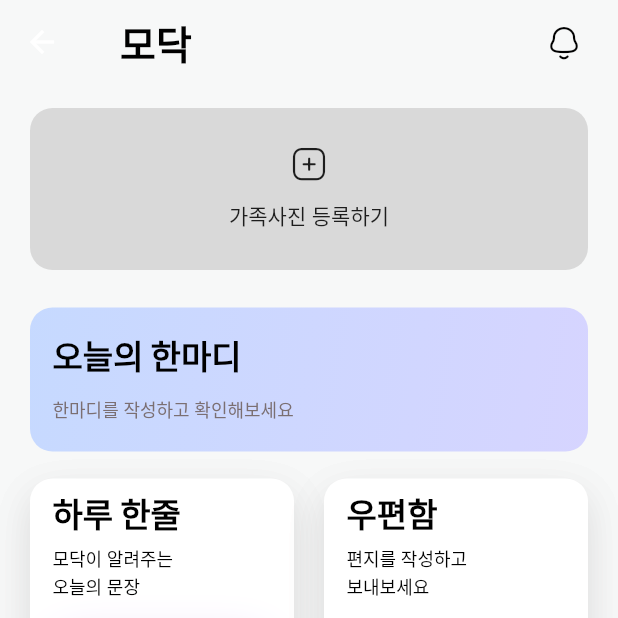
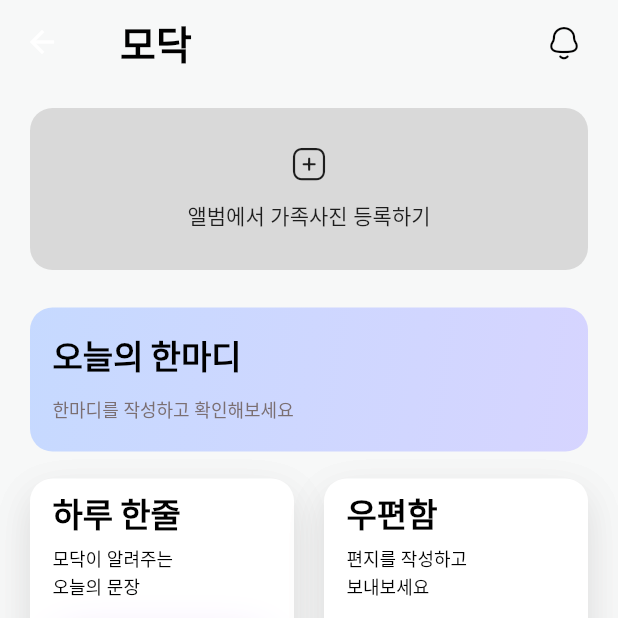
Before and after one commit to enjoy301/modak-flutter-app, a Flutter app: the LandingBottomNavigator screen opened by its route, on a phone screen of 412 x 824 dp, the top half of it. Run offline on Flutter 3.47's test engine with Material 2 defaults, Android fonts, the phone set to English and light mode, and no system bars; drawn by our look-alikes of flutter_layout_grid; our stand-ins replace adaptive_dialog, carousel_slider, dio, expandable, firebase_core, firebase_messaging and 26 more; missing offline and left inert: jwt_decode, kakao_flutter_sdk, photo_manager, video_compress, video_thumbnail; accounts and stored records are empty; network calls fail; statements that could not run were skipped; project files that could hold a hidden picture were left out.

Commit message:
so tired

```diff
--- a/lib/ui/home/home_landing_screen.dart
+++ b/lib/ui/home/home_landing_screen.dart
@@ -13,6 +13,8 @@ import 'package:modak_flutter_app/widgets/home/home_family_talk_widget.dart';
 import 'package:modak_flutter_app/widgets/home/home_item_widget.dart';
 import 'package:provider/provider.dart';
 
+import '../landing_bottomtab_navigator.dart';
+
 class HomeLandingScreen extends StatefulWidget {
   const HomeLandingScreen({Key? key}) : super(key: key);
 
@@ -25,8 +27,7 @@ class _HomeLandingScreenState extends State<HomeLandingScreen> {
 
   @override
   Widget build(BuildContext context) {
-    return Consumer2<HomeProvider, UserProvider>(
-        builder: (context, homeProvider, userProvider, child) {
+    return Consumer2<HomeProvider, UserProvider>(builder: (context, homeProvider, userProvider, child) {
       return Scaffold(
         backgroundColor: Coloring.gray_50,
         appBar: AppBar(
@@ -83,13 +84,11 @@ class _HomeLandingScreenState extends State<HomeLandingScreen> {
                             context: context,
                             builder: (context) => AlertDialog(
                               title: Row(
-                                mainAxisAlignment:
-                                    MainAxisAlignment.spaceBetween,
+                                mainAxisAlignment: MainAxisAlignment.spaceBetween,
                                 children: [
                                   Text(
                                     "하루 한줄",
-                                    style: EasyStyle.text(Colors.black,
-                                        Font.size_h3, Font.weight_bold),
+                                    style: EasyStyle.text(Colors.black, Font.size_h3, Font.weight_bold),
                                   ),
                                   GestureDetector(
                                     onTap: () {
@@ -112,10 +111,7 @@ class _HomeLandingScreenState extends State<HomeLandingScreen> {
                                 children: [
                                   Text(
                                     "모닥이 알려주는 오늘의 문장",
-                                    style: EasyStyle.text(
-                                        Colors.black,
-                                        Font.size_smallText,
-                                        Font.weight_medium),
+                                    style: EasyStyle.text(Colors.black, Font.size_smallText, Font.weight_medium),
                                   ),
                                   Container(
                                     width: double.infinity,
@@ -126,12 +122,8 @@ class _HomeLandingScreenState extends State<HomeLandingScreen> {
                                       borderRadius: BorderRadius.circular(10),
                                     ),
                                     child: Text(
-                                      homeProvider.todayFortune?.content ??
-                                          "운세 없음",
-                                      style: EasyStyle.text(
-                                          Colors.black,
-                                          Font.size_largeText,
-                                          Font.weight_medium),
+                                      homeProvider.todayFortune?.content ?? "운세 없음",
+                                      style: EasyStyle.text(Colors.black, Font.size_largeText, Font.weight_medium),
                                       textAlign: TextAlign.center,
                                     ),
                                   )
@@ -156,8 +148,7 @@ class _HomeLandingScreenState extends State<HomeLandingScreen> {
                               title: content.title,
                               des: content.desc,
                               onPressed: () {
-                                Get.to(CommonWebScreen(
-                                    title: content.title, link: content.url));
+                                Get.to(CommonWebScreen(title: content.title, link: content.url));
                               },
                             ),
                           )
@@ -179,7 +170,12 @@ class HomePictureWidget extends StatelessWidget {
 
   @override
   Widget build(BuildContext context) {
-    return Container(
+    return GestureDetector(
+      onTap: () {
+        /// ??
+        Get.to(LandingBottomNavigator());
+      },
+      child: Container(
         width: double.infinity,
         padding: EdgeInsets.symmetric(vertical: 25),
         margin: EdgeInsets.symmetric(vertical: 16),
@@ -194,8 +190,9 @@ class HomePictureWidget extends StatelessWidget {
             SizedBox(
               height: 12,
             ),
-          Text("가족사진 등록하기"),
+            Text("앨범에서 가족사진 등록하기"),
           ],
+        ),
       ),
     );
   }
--- a/lib/ui/landing_bottomtab_navigator.dart
+++ b/lib/ui/landing_bottomtab_navigator.dart
@@ -11,14 +11,25 @@ import 'package:modak_flutter_app/widgets/common/colored_safe_area.dart';
 import 'package:modak_flutter_app/widgets/icon/icon_gradient_widget.dart';
 
 class LandingBottomNavigator extends StatefulWidget {
-  const LandingBottomNavigator({Key? key}) : super(key: key);
+  const LandingBottomNavigator({
+    Key? key,
+    this.currentIndex = 0,
+  }) : super(key: key);
+
+  final int currentIndex;
 
   @override
   State<LandingBottomNavigator> createState() => _LandingBottomNavigatorState();
 }
 
 class _LandingBottomNavigatorState extends State<LandingBottomNavigator> {
-  int currentIndex = 0;
+  int currentIndex = 1;
+
+  @override
+  void initState() {
+    super.initState();
+    currentIndex = widget.currentIndex;
+  }
 
   final pages = [
     HomeLandingScreen(),
```
Also changed, not shown: lib/data/datasource/remote_datasource.dart (+52 -49 lines), lib/data/repository/album_repository.dart (+14 -0 lines), lib/data/repository/home_repository.dart (+34 -14 lines), lib/provider/album_provider.dart (+17 -2 lines), lib/provider/home_provider.dart (+59 -1 lines), lib/widgets/album/album_day_widget.dart (+23 -3 lines), lib/widgets/modal/theme_modal_widget.dart (+12 -13 lines). Lines whose indentation alone changed are shown as unchanged.
